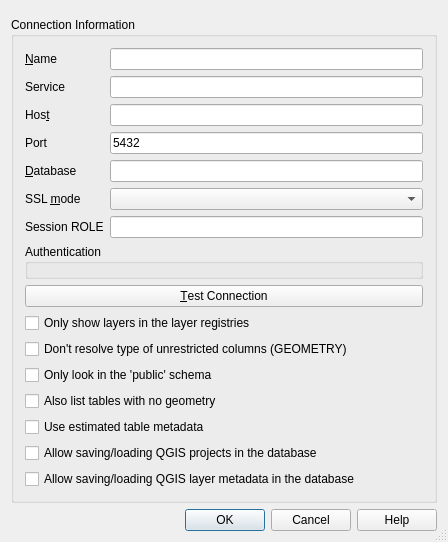
First picture: the form in src/ui/qgspgnewconnectionbase.ui, repository carsmie/QGIS, before the edit.
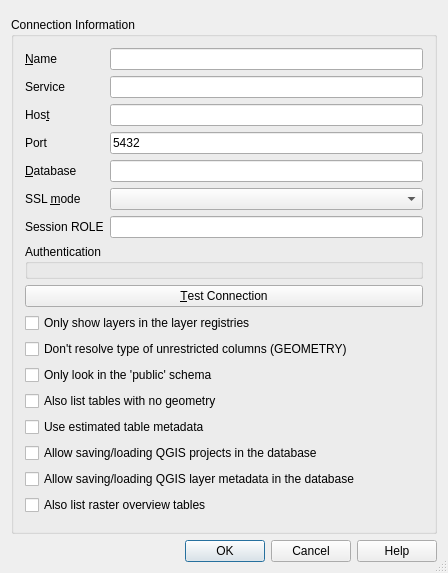
Second picture: the form after the edit. Custom widgets are drawn as their Qt base class.

Commit message:
Postgreprovider hide raster overviews (#59884)
* add button and store setting

* use new setting

* removeRasterOverviews in functions

* settings

* parameter

* update function

* flip logic to explicitly ask for raster overviews

* only run if there is at least one result

* add explicit check for existence of raster_overviews view

* change to QStringLiteral

* make const

* default value false

* make variable name consistent with existing one

---------

```diff
--- a/src/ui/qgspgnewconnectionbase.ui
+++ b/src/ui/qgspgnewconnectionbase.ui
@@ -7,7 +7,7 @@
     <x>0</x>
     <y>0</y>
     <width>448</width>
-    <height>510</height>
+    <height>573</height>
    </rect>
   </property>
   <property name="sizePolicy">
@@ -236,6 +236,13 @@
         </property>
        </widget>
       </item>
+      <item>
+       <widget class="QCheckBox" name="cb_allowRasterOverviewTables">
+        <property name="text">
+         <string>Also list raster overview tables</string>
+        </property>
+       </widget>
+      </item>
       <item>
        <spacer name="verticalSpacer">
         <property name="orientation">
```
The commit also changes 5 other files.
